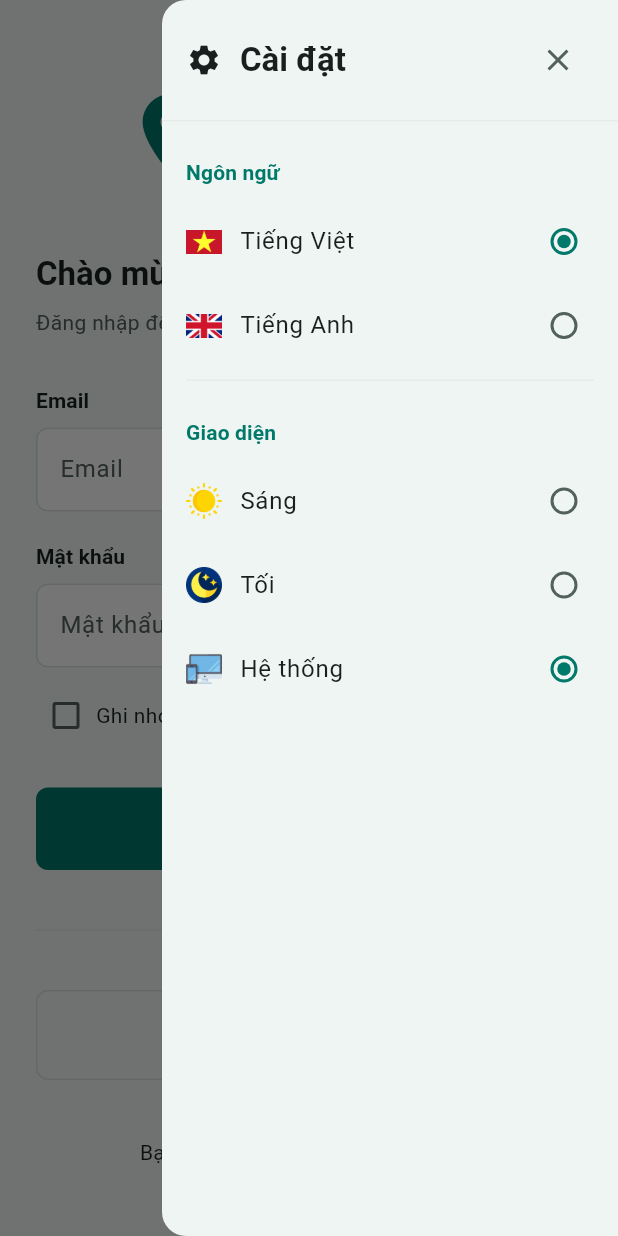
After one commit to chuonghoai/SmartSpace_Client, a Flutter app: the screen it shows after launch, scrolled down 43 dp, after a tap on the "settings" icon, on a phone screen of 412 x 824 dp. The commit adds this screen. Run offline on Flutter 3.47's test engine with Material 3 defaults, Android fonts, the phone set to English and light mode, and no system bars; our stand-ins replace dio, flutter_dotenv, flutter_secure_storage, go_router, jwt_decoder, shared_preferences.

Commit message:
feat: implementation UI choosing theme mode in login screen

```diff
--- a/lib/l10n/app_en.arb
+++ b/lib/l10n/app_en.arb
@@ -19,5 +19,9 @@
   "areYouNewUser": "Are you new user?",
   "signUp": "Sign up",
   "splashTagline": "A better space starts with you.",
-  "loading": "loading..."
+  "loading": "loading...",
+  "theme": "Theme",
+  "themeLight": "Light",
+  "themeDark": "Dark",
+  "themeSystem": "System"
 }
--- a/lib/l10n/app_localizations.dart
+++ b/lib/l10n/app_localizations.dart
@@ -217,6 +217,30 @@ abstract class AppLocalizations {
   /// In en, this message translates to:
   /// **'loading...'**
   String get loading;
+
+  /// No description provided for @theme.
+  ///
+  /// In en, this message translates to:
+  /// **'Theme'**
+  String get theme;
+
+  /// No description provided for @themeLight.
+  ///
+  /// In en, this message translates to:
+  /// **'Light'**
+  String get themeLight;
+
+  /// No description provided for @themeDark.
+  ///
+  /// In en, this message translates to:
+  /// **'Dark'**
+  String get themeDark;
+
+  /// No description provided for @themeSystem.
+  ///
+  /// In en, this message translates to:
+  /// **'System'**
+  String get themeSystem;
 }
 
 class _AppLocalizationsDelegate
--- a/lib/l10n/app_localizations_en.dart
+++ b/lib/l10n/app_localizations_en.dart
@@ -67,4 +67,16 @@ class AppLocalizationsEn extends AppLocalizations {
 
   @override
   String get loading => 'loading...';
+
+  @override
+  String get theme => 'Theme';
+
+  @override
+  String get themeLight => 'Light';
+
+  @override
+  String get themeDark => 'Dark';
+
+  @override
+  String get themeSystem => 'System';
 }
--- a/lib/l10n/app_localizations_vi.dart
+++ b/lib/l10n/app_localizations_vi.dart
@@ -67,4 +67,16 @@ class AppLocalizationsVi extends AppLocalizations {
 
   @override
   String get loading => 'đang tải...';
+
+  @override
+  String get theme => 'Giao diện';
+
+  @override
+  String get themeLight => 'Sáng';
+
+  @override
+  String get themeDark => 'Tối';
+
+  @override
+  String get themeSystem => 'Hệ thống';
 }
--- a/lib/l10n/app_vi.arb
+++ b/lib/l10n/app_vi.arb
@@ -19,5 +19,9 @@
   "areYouNewUser": "Bạn chưa có tài khoản?",
   "signUp": "Đăng ký",
   "splashTagline": "Không gian tốt hơn bắt đầu từ bạn.",
-  "loading": "đang tải..."
+  "loading": "đang tải...",
+  "theme": "Giao diện",
+  "themeLight": "Sáng",
+  "themeDark": "Tối",
+  "themeSystem": "Hệ thống"
 }
--- a/lib/ui/mobile/auth/login_screen.dart
+++ b/lib/ui/mobile/auth/login_screen.dart
@@ -1,7 +1,7 @@
 import 'package:flutter/material.dart';
 import 'package:smartspace_client/features/auth/controller/login_controller.dart';
 import 'package:smartspace_client/l10n/app_localizations.dart';
-import '../../shared/language_switch/language_switch.dart';
+import '../../shared/login_setting/login_setting.dart';
 
 class MobileLoginScreen extends StatefulWidget {
   const MobileLoginScreen({super.key});
@@ -30,8 +30,6 @@ class _MobileLoginScreenState extends State<MobileLoginScreen> {
     super.dispose();
   }
 
-
-
   @override
   Widget build(BuildContext context) {
     final l10n = AppLocalizations.of(context)!;
@@ -41,6 +39,7 @@ class _MobileLoginScreenState extends State<MobileLoginScreen> {
 
     return Scaffold(
       backgroundColor: theme.scaffoldBackgroundColor,
+      endDrawer: const LoginSetting(),
       body: SafeArea(
         bottom: false,
         child: Container(
@@ -57,11 +56,20 @@ class _MobileLoginScreenState extends State<MobileLoginScreen> {
                   mainAxisAlignment: MainAxisAlignment.center,
                   crossAxisAlignment: CrossAxisAlignment.stretch,
                   children: [
-                    const Align(
+                    Align(
                       alignment: Alignment.centerRight,
-                      child: LanguageSwitch(),
+                      child: Builder(
+                        builder: (context) {
+                          return IconButton(
+                            icon: const Icon(Icons.settings),
+                            onPressed: () {
+                              Scaffold.of(context).openEndDrawer();
+                            },
+                          );
+                        },
+                      ),
                     ),
-                    const SizedBox(height: 48),
+                    const SizedBox(height: 36),
 
                     // Logo Placeholder
                     Row(
--- /dev/null
+++ b/lib/ui/shared/login_setting/login_setting.dart
@@ -0,0 +1,242 @@
+// ignore_for_file: deprecated_member_use
+
+import 'package:flutter/material.dart';
+import 'package:smartspace_client/l10n/app_localizations.dart';
+import '../../../core/localization/locale_provider.dart';
+import '../../../core/theme/theme_provider.dart';
+
+class LoginSetting extends StatelessWidget {
+  const LoginSetting({super.key});
+
+  @override
+  Widget build(BuildContext context) {
+    final l10n = AppLocalizations.of(context)!;
+    final theme = Theme.of(context);
+    final colorScheme = theme.colorScheme;
+    final textTheme = theme.textTheme;
+
+    return Drawer(
+      child: SafeArea(
+        child: Column(
+          children: [
+            // Header
+            Padding(
+              padding: const EdgeInsets.all(16.0),
+              child: Row(
+                children: [
+                  Icon(Icons.settings, color: colorScheme.onSurface),
+                  const SizedBox(width: 12),
+                  Expanded(
+                    child: Text(
+                      l10n.settings,
+                      style: textTheme.titleLarge?.copyWith(
+                        fontWeight: FontWeight.bold,
+                      ),
+                    ),
+                  ),
+                  IconButton(
+                    icon: const Icon(Icons.close),
+                    onPressed: () => Navigator.of(context).pop(),
+                  ),
+                ],
+              ),
+            ),
+            const Divider(height: 1),
+
+            Expanded(
+              child: SingleChildScrollView(
+                child: Column(
+                  crossAxisAlignment: CrossAxisAlignment.stretch,
+                  children: [
+                    Padding(
+                      padding: const EdgeInsets.fromLTRB(16, 24, 16, 8),
+                      child: Text(
+                        l10n.language,
+                        style: textTheme.titleSmall?.copyWith(
+                          color: colorScheme.primary,
+                          fontWeight: FontWeight.bold,
+                        ),
+                      ),
+                    ),
+                    // Language switcher
+                    ListenableBuilder(
+                      listenable: localeProvider,
+                      builder: (context, _) {
+                        final currentLocale =
+                            localeProvider.locale.languageCode;
+                        return Column(
+                          children: [
+                            // Vietnamese
+                            RadioListTile<String>(
+                              title: Row(
+                                children: [
+                                  Image.asset(
+                                    'assets/vi_flag.png',
+                                    width: 24,
+                                    height: 16,
+                                    fit: BoxFit.cover,
+                                  ),
+                                  const SizedBox(width: 12),
+                                  Expanded(child: Text(l10n.vietnamese)),
+                                ],
+                              ),
+                              value: 'vi',
+                              groupValue: currentLocale,
+                              onChanged: (value) {
+                                if (value != null) {
+                                  localeProvider.setLocale(Locale(value));
+                                }
+                              },
+                              controlAffinity: ListTileControlAffinity.trailing,
+                              contentPadding: const EdgeInsets.symmetric(
+                                horizontal: 16,
+                              ),
+                            ),
+                            // English
+                            RadioListTile<String>(
+                              title: Row(
+                                children: [
+                                  Image.asset(
+                                    'assets/uk_flag.png',
+                                    width: 24,
+                                    height: 16,
+                                    fit: BoxFit.cover,
+                                  ),
+                                  const SizedBox(width: 12),
+                                  Expanded(child: Text(l10n.english)),
+                                ],
+                              ),
+                              value: 'en',
+                              groupValue: currentLocale,
+                              onChanged: (value) {
+                                if (value != null) {
+                                  localeProvider.setLocale(Locale(value));
+                                }
+                              },
+                              controlAffinity: ListTileControlAffinity.trailing,
+                              contentPadding: const EdgeInsets.symmetric(
+                                horizontal: 16,
+                              ),
+                            ),
+                          ],
+                        );
+                      },
+                    ),
+
+                    const Padding(
+                      padding: EdgeInsets.symmetric(
+                        horizontal: 16,
+                        vertical: 8,
+                      ),
+                      child: Divider(height: 1),
+                    ),
+
+                    // Theme switcher
+                    Padding(
+                      padding: const EdgeInsets.fromLTRB(16, 16, 16, 8),
+                      child: Text(
+                        l10n.theme,
+                        style: textTheme.titleSmall?.copyWith(
+                          color: colorScheme.primary,
+                          fontWeight: FontWeight.bold,
+                        ),
+                      ),
+                    ),
+                    ListenableBuilder(
+                      listenable: themeProvider,
+                      builder: (context, _) {
+                        final currentTheme = themeProvider.themeMode;
+                        return Column(
+                          children: [
+                            // Light
+                            RadioListTile<ThemeMode>(
+                              title: Row(
+                                children: [
+                                  Image.asset(
+                                    'assets/day_icon.png',
+                                    width: 24,
+                                    height: 24,
+                                    fit: BoxFit.cover,
+                                  ),
+                                  const SizedBox(width: 12),
+                                  Expanded(child: Text(l10n.themeLight)),
+                                ],
+                              ),
+                              value: ThemeMode.light,
+                              groupValue: currentTheme,
+                              onChanged: (value) {
+                                if (value != null) {
+                                  themeProvider.setThemeMode(value);
+                                }
+                              },
+                              controlAffinity: ListTileControlAffinity.trailing,
+                              contentPadding: const EdgeInsets.symmetric(
+                                horizontal: 16,
+                              ),
+                            ),
+                            // Dark
+                            RadioListTile<ThemeMode>(
+                              title: Row(
+                                children: [
+                                  Image.asset(
+                                    'assets/night_icon.png',
+                                    width: 24,
+                                    height: 24,
+                                    fit: BoxFit.cover,
+                                  ),
+                                  const SizedBox(width: 12),
+                                  Expanded(child: Text(l10n.themeDark)),
+                                ],
+                              ),
+                              value: ThemeMode.dark,
+                              groupValue: currentTheme,
+                              onChanged: (value) {
+                                if (value != null) {
+                                  themeProvider.setThemeMode(value);
+                                }
+                              },
+                              controlAffinity: ListTileControlAffinity.trailing,
+                              contentPadding: const EdgeInsets.symmetric(
+                                horizontal: 16,
+                              ),
+                            ),
+                            // System
+                            RadioListTile<ThemeMode>(
+                              title: Row(
+                                children: [
+                                  Image.asset(
+                                    'assets/device_icon.png',
+                                    width: 24,
+                                    height: 24,
+                                    fit: BoxFit.cover,
+                                  ),
+                                  const SizedBox(width: 12),
+                                  Expanded(child: Text(l10n.themeSystem)),
+                                ],
+                              ),
+                              value: ThemeMode.system,
+                              groupValue: currentTheme,
+                              onChanged: (value) {
+                                if (value != null) {
+                                  themeProvider.setThemeMode(value);
+                                }
+                              },
+                              controlAffinity: ListTileControlAffinity.trailing,
+                              contentPadding: const EdgeInsets.symmetric(
+                                horizontal: 16,
+                              ),
+                            ),
+                          ],
+                        );
+                      },
+                    ),
+                  ],
+                ),
+              ),
+            ),
+          ],
+        ),
+      ),
+    );
+  }
+}
--- a/lib/ui/web/auth/login_screen.dart
+++ b/lib/ui/web/auth/login_screen.dart
@@ -1,7 +1,7 @@
 import 'package:flutter/material.dart';
 import 'package:smartspace_client/features/auth/controller/login_controller.dart';
 import 'package:smartspace_client/l10n/app_localizations.dart';
-import '../../shared/language_switch/language_switch.dart';
+import '../../shared/login_setting/login_setting.dart';
 
 class WebLoginScreen extends StatefulWidget {
   const WebLoginScreen({super.key});
@@ -38,6 +38,7 @@ class _WebLoginScreenState extends State<WebLoginScreen> {
     final textTheme = theme.textTheme;
 
     return Scaffold(
+      endDrawer: const LoginSetting(),
       body: Stack(
         children: [
           Row(
@@ -296,11 +297,20 @@ class _WebLoginScreenState extends State<WebLoginScreen> {
             ],
           ),
 
-          // Language Switcher Positioned at the top right
+          // Settings Drawer Icon Positioned at the top right
           Positioned(
             top: 24,
             right: 32,
-            child: const LanguageSwitch(),
+            child: Builder(
+              builder: (context) {
+                return IconButton(
+                  icon: const Icon(Icons.settings),
+                  onPressed: () {
+                    Scaffold.of(context).openEndDrawer();
+                  },
+                );
+              }
+            ),
           ),
         ],
       ),
```
Also changed, not shown: assets/day_icon.png (added), assets/device_icon.png (added), assets/night_icon.png (added).
